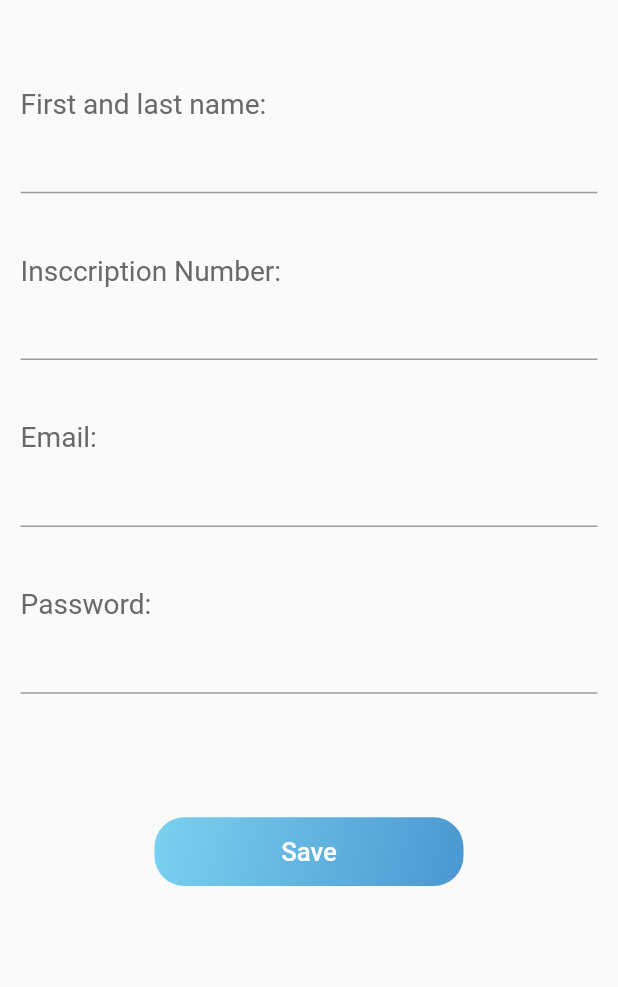
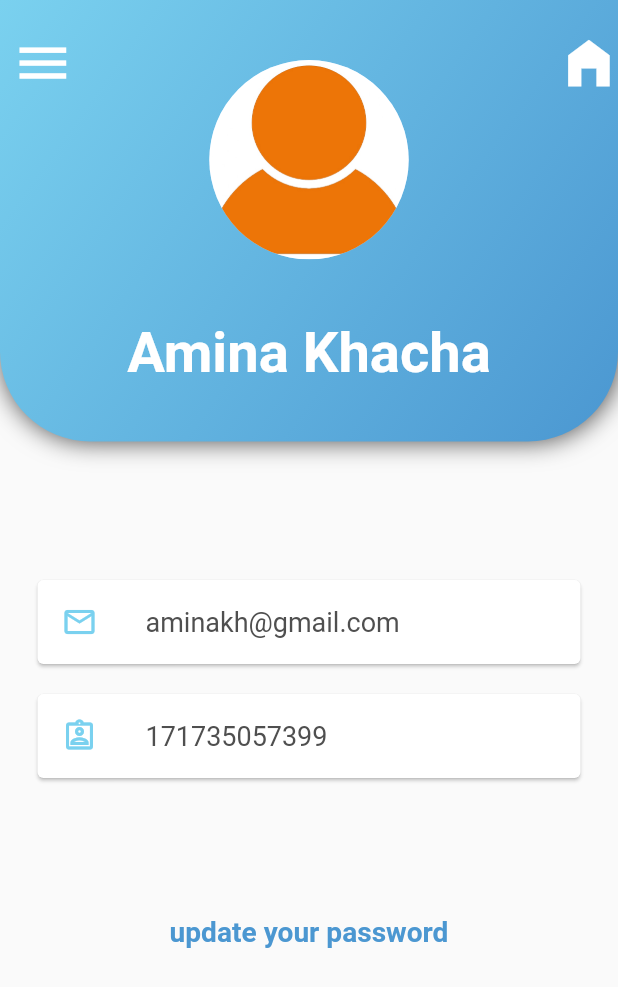
Before and after one commit to MahdadiChaima/user_app_sesc, a Flutter app: the account screen opened by its route, on a phone screen of 412 x 824 dp. Shown: the top 987 px of the screen. Run offline on Flutter 3.47's test engine with Material 2 defaults, Android fonts, the phone set to English and light mode, and no system bars; our stand-ins replace animated_splash_screen, animated_text_kit, rating_dialog.

Commit message:
account mazal ykhoss ta3 updatepassword dok ndirha

```diff
--- a/lib/Ui/account.dart
+++ b/lib/Ui/account.dart
@@ -5,6 +5,9 @@ import 'package:user_app_sesc/Ui/ConstantWidget/appBarwithiconMenu.dart';
 import 'package:user_app_sesc/Ui/ConstantWidget/inputField.dart';
 import 'package:user_app_sesc/Ui/Home.dart';
 import 'package:user_app_sesc/Ui/SingIn.dart';
+import 'package:user_app_sesc/Ui/Drawer/DrawerScreen.dart';
+import 'package:user_app_sesc/Ui/Drawer/DrawerScreen.dart';
+
 import 'ConstantWidget/Bottom.dart';
 final TextEditingController name = new TextEditingController();
 final TextEditingController inscription_number = new TextEditingController();
@@ -17,39 +20,121 @@ class account extends StatelessWidget {
   @override
   Widget build(BuildContext context) {
     Size size=MediaQuery.of(context).size;
+    GlobalKey <ScaffoldState> _scaffoldKey =GlobalKey<ScaffoldState>();
     return SafeArea(
+
       child: Scaffold(
+        key: _scaffoldKey,
+        drawer: Drawer(
+          child:drawer(),
+        ),
         body: ListView(
 
           children: [
-            //appBarwithiconMenu("Account"),
-            SizedBox(height: size.width/7,),
-            Container(margin: EdgeInsets.only(left:size.width/30 ),alignment:Alignment.topLeft,child:Text("First and last name:",style: TextStyle(color: colorUser.gray,fontSize: size.width/22),)),
+            Stack(children: [ Container(
 
-            inputField(contrl: name),
-            SizedBox(height: size.width/10 ,),
-            Container(margin: EdgeInsets.only(left:size.width/30 ),alignment:Alignment.topLeft,child: Text("Insccription Number:",style: TextStyle(color: colorUser.gray,fontSize: size.width/22),)),
+              width: size.width,height: size.width/1.4,
 
-            inputField(contrl:inscription_number),
-            SizedBox(height: size.width/10 ,),
-            Container(margin: EdgeInsets.only(left:size.width/30 ),alignment:Alignment.topLeft,child: Text("Email:",style: TextStyle(color: colorUser.gray,fontSize: size.width/22),)),
+              child: Column(
+                children: [
+                  Center(
+                    child: Padding(
+                      padding: const EdgeInsets.all(40.0),
+                      child: CircleAvatar(
+                        backgroundImage: AssetImage("assest/user.jpg"),
+                        radius: size.width/6.2,
+                        foregroundColor: Colors.deepOrange,
 
-            inputField(contrl:email),
-            SizedBox(height: size.width/10 ,),
-            Container(margin: EdgeInsets.only(left:size.width/30 ),alignment:Alignment.topLeft,child: Text("Password:",style: TextStyle(color: colorUser.gray,fontSize: size.width/22),)),
+                      ),
+                    ),
+                  ),
 
-            inputField(contrl:password),
-            SizedBox(height: size.width/5 ,),
+                  Center(
+                    // TODO: tet3amer a partir la bd .
+                    child: Text('Amina Khacha',style: TextStyle(
+                      color: Colors.white,
+                      fontSize: size.width/11,
+                      fontWeight: FontWeight.bold,
 
-             bottom(
+                    ),),
+                  )
+                ],
+              ),
+              decoration: BoxDecoration(
+                  gradient:LinearGradient(
+                      begin: Alignment.topLeft,
+                      end: Alignment.bottomRight,
+                      colors: [colorUser.lightBlue, colorUser.darkBlue]),
+               //  color: Colors.white,
+                  borderRadius: BorderRadius.only(bottomRight: Radius.circular(60) ,bottomLeft: Radius.circular(60) ,
+                  ),boxShadow: [BoxShadow(
+                offset: Offset(1,0),
+                color: colorUser.darkGray,blurRadius: 14,)]),),
+              Container(margin: EdgeInsets.only(right:size.width/30,top: size.width/30 ),alignment:Alignment.topLeft
+                  ,child:IconButton(onPressed:  ()=>_scaffoldKey.currentState.openDrawer(),
+                      icon:Icon(Icons.menu_outlined,size: size.width/10,color: Colors.white,))),
+              Container(margin: EdgeInsets.only(left:size.width/30,top: size.width/30 ),alignment:Alignment.topRight,
+                  child:IconButton(onPressed: ()=>{Navigator.pushNamed(context,Home.id)},icon:
+                  Icon(Icons.home_filled,size: size.width/10,color: Colors.white,))),],),
+            SizedBox(
+              height: size.height/10,
+            ),
 
-                label: 'Save',
-                ontap: () {
-                  Navigator.pushNamed(context,Home.id);
+            Card(
+              color: Colors.white,
+              margin: EdgeInsets.symmetric(horizontal: 25, vertical: 10),
+              child: ListTile(
+                leading: Icon(
+                  Icons.mail_outline,
+                  color: colorUser.lightBlue,
+                ),
+                // TODO: tet3amer a partir la bd email.
+                title: Text(
+                  'aminakh@gmail.com',
+                  style: TextStyle(
+                    color: colorUser.darkGray,
+                    //  fontFamily: 'ionicons',
+                    fontSize: 18,
+                  ),
+                ),
+              ),
+            ),
+            Card(
+              color: Colors.white,
+              margin: EdgeInsets.symmetric(horizontal: 25, vertical: 10),
+              child: ListTile(
+                leading: Icon(
+                  Icons.assignment_ind_outlined,
+                  color: colorUser.lightBlue,
+                ),
+                // TODO: tet3amer a partir la bd email.
+                title: Text(
+                  '171735057399',
+                  style: TextStyle(
+                    color: colorUser.darkGray,
+                    //  fontFamily: 'ionicons',
+                    fontSize: 18,
+                  ),
+                ),
+              ),
+            ),
+            SizedBox(
+              height: size.height/10,
+            ),
+
+            Center(
+              child: GestureDetector(
+                child:Text(
+                  'update your password',
+                  style: TextStyle(
+                      fontWeight:FontWeight.w600,color: colorUser.darkBlue,fontSize: size.width/22
+                  ),
+                ),
+                onTap:() {
+                  // TODO: alert of changin mdps
                 },
               ),
-
-
+            )
 
           ],
         ),
```
Also changed, not shown: assest/font/ionicons.ttf (added), assest/user.jpg (added), 1 other file.
